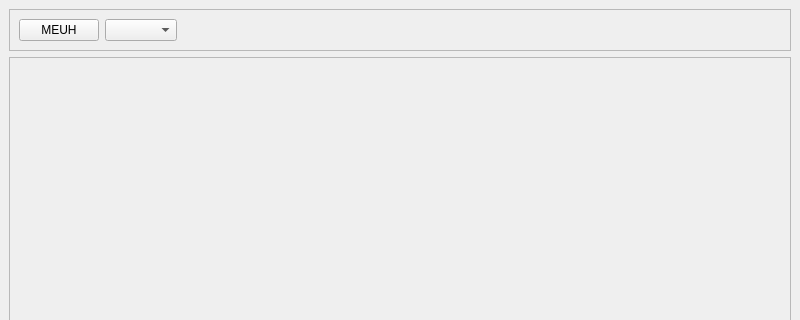
This is ui/MainWindow.ui in Auliyaa/arduboy-manager as Qt 5 draws it before an edit; both pictures show x 0 to 800 and y 0 to 320 of the 800 by 600 pixel window. The edited form follows.
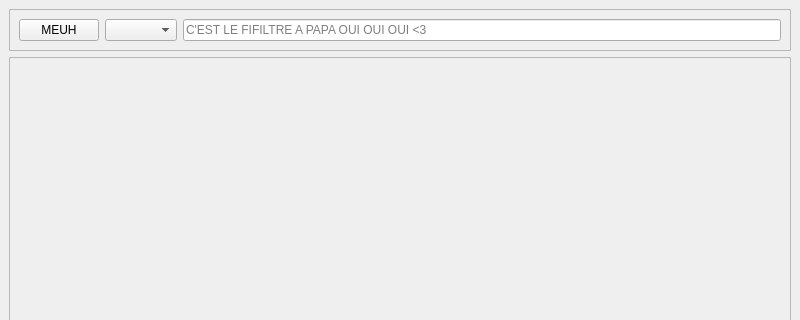
This is the edited form.

What changed in the file:
```diff
--- a/ui/MainWindow.ui
+++ b/ui/MainWindow.ui
@@ -38,17 +38,11 @@
         <widget class="QComboBox" name="comPort"/>
        </item>
        <item>
-        <spacer name="horizontalSpacer">
-         <property name="orientation">
-          <enum>Qt::Orientation::Horizontal</enum>
+        <widget class="QLineEdit" name="filterEdit">
+         <property name="placeholderText">
+          <string>C'EST LE FIFILTRE A PAPA OUI OUI OUI &lt;3</string>
          </property>
-         <property name="sizeHint" stdset="0">
-          <size>
-           <width>673</width>
-           <height>20</height>
-          </size>
-         </property>
-        </spacer>
+        </widget>
        </item>
       </layout>
      </widget>
```
Left out of the diff: 17 changed lines with no effect on the pictures.
